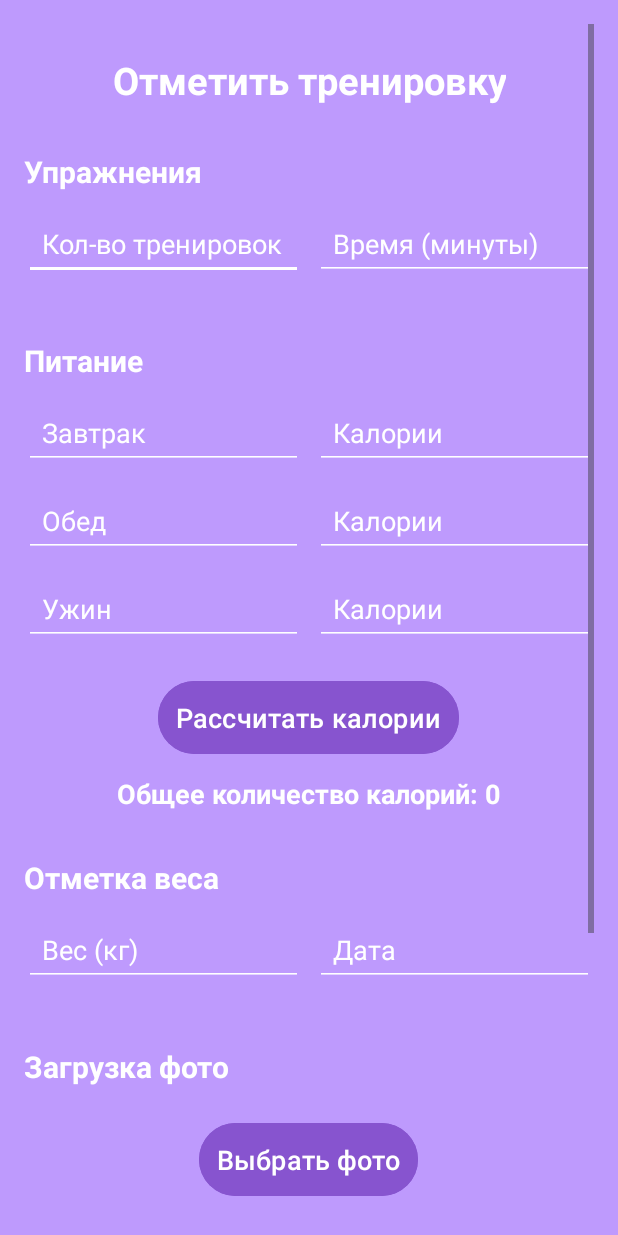
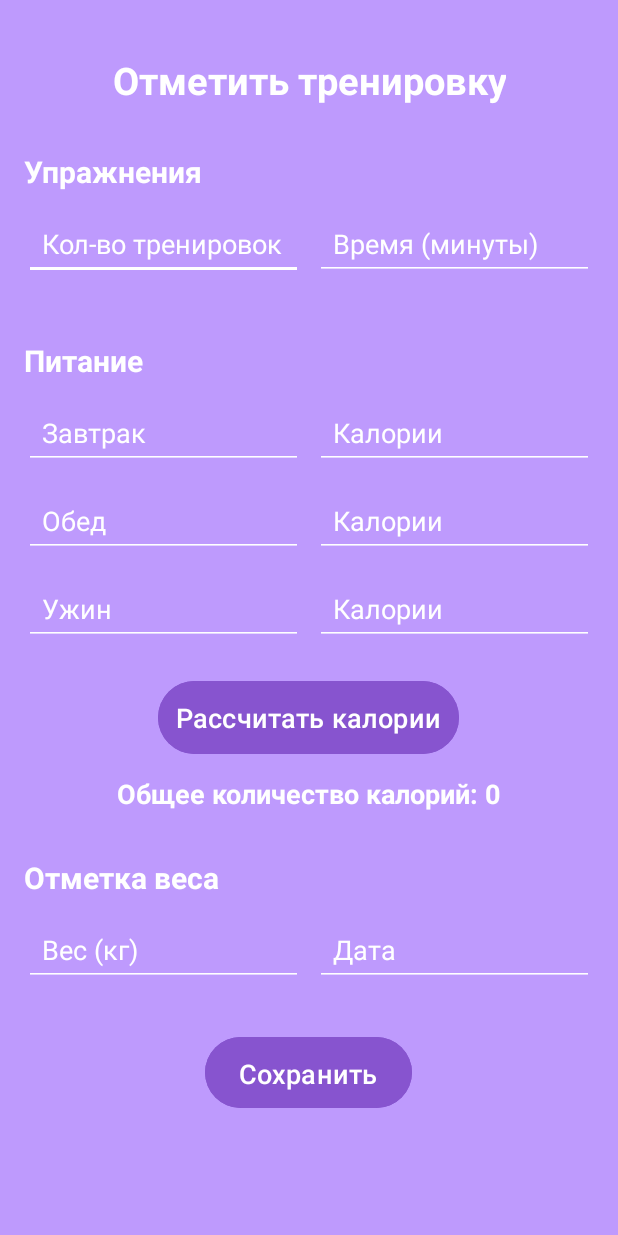
Before and after one commit to katya342/SportsNotes, an Android app: the layout activity_profile.xml on its own in the app's theme, with its tools: preview values and no code run, on a phone screen of 412 x 824 dp. Run offline under Robolectric (Android 15) with nearby library versions, the phone set to English and light mode, and no system bars.

Commit message:
commit: profile,gyms

```diff
--- a/app/src/main/res/layout/activity_gym.xml
+++ b/app/src/main/res/layout/activity_gym.xml
@@ -6,6 +6,7 @@
     android:layout_width="match_parent"
     android:layout_height="match_parent"
     android:padding="16dp"
+    android:background="#BE9AFD"
     tools:context=".Gym">
 
     <!-- Заголовок -->
--- a/app/src/main/res/layout/activity_profile.xml
+++ b/app/src/main/res/layout/activity_profile.xml
@@ -242,39 +242,8 @@
                     android:padding="12dp"/>
             </LinearLayout>
 
-            <!-- Секция загрузки фото -->
-            <TextView
-                android:layout_width="wrap_content"
-                android:layout_height="wrap_content"
-                android:text="Загрузка фото"
-                android:textColor="@android:color/white"
-                android:textSize="20sp"
-                android:textStyle="bold"
-                android:layout_marginTop="20dp"
-                android:layout_marginBottom="10dp"/>
-
             <Button
-                android:id="@+id/buttonUploadPhoto"
-                android:layout_width="wrap_content"
-                android:layout_height="wrap_content"
-                android:backgroundTint="#8754CF"
-                android:padding="12dp"
-                android:text="Выбрать фото"
-                android:textColor="@android:color/white"
-                android:textSize="18sp"
-                android:layout_marginTop="10dp"
-                android:layout_gravity="center"/>
-
-            <ImageView
-                android:id="@+id/imageViewPhoto"
-                android:layout_width="200dp"
-                android:layout_height="200dp"
-                android:layout_gravity="center"
-                android:layout_marginTop="10dp"
-                android:contentDescription="Selected photo"/>
-
-            <Button
-                android:id="@+id/buttonSavePhoto"
+                android:id="@+id/buttonSaveProfile"
                 android:layout_width="138dp"
                 android:layout_height="55dp"
                 android:layout_gravity="center"
--- a/app/src/main/res/values/colors.xml
+++ b/app/src/main/res/values/colors.xml
@@ -3,4 +3,5 @@
     <color name="black">#FF000000</color>
     <color name="white">#FFFFFFFF</color>
     <color name="purple">#531C75</color>
+
 </resources>
```
Also changed, not shown: app/src/main/java/com/example/sportsnotes/Database.java (+83 -77 lines), app/src/main/java/com/example/sportsnotes/Gym.java (+5 -5 lines), app/src/main/java/com/example/sportsnotes/MyWorkout.java (+9 -0 lines), app/src/main/java/com/example/sportsnotes/Profile.java (+6 -57 lines), app/src/main/res/layout/activity_history_workout.xml (+31 -5 lines).
